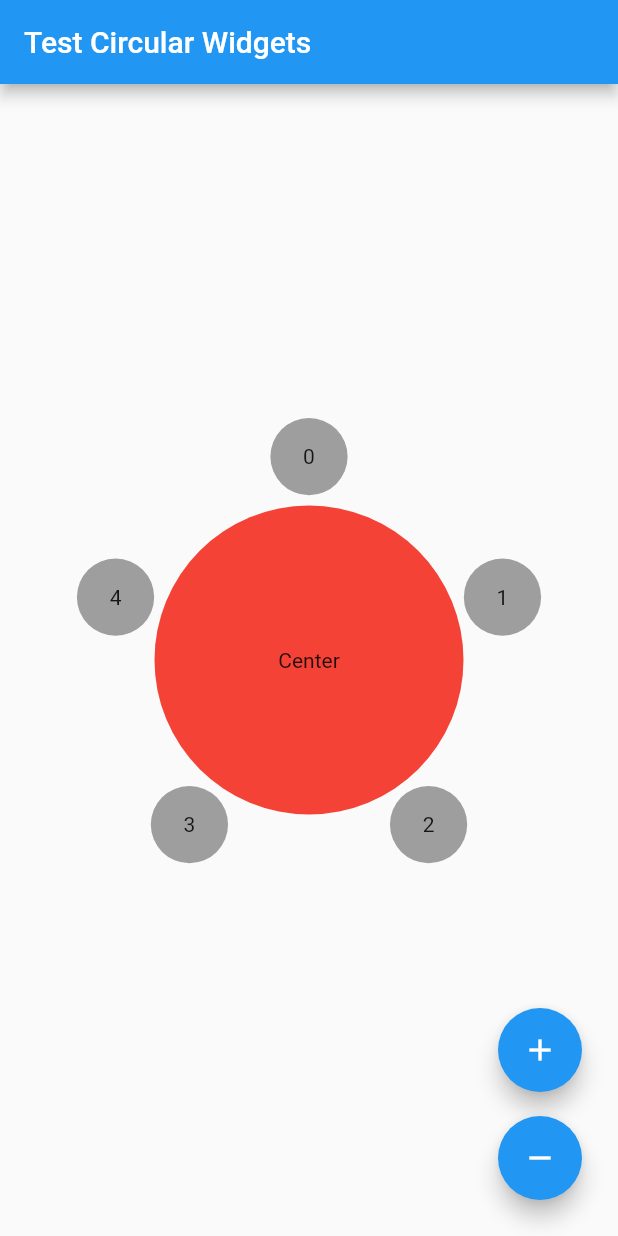
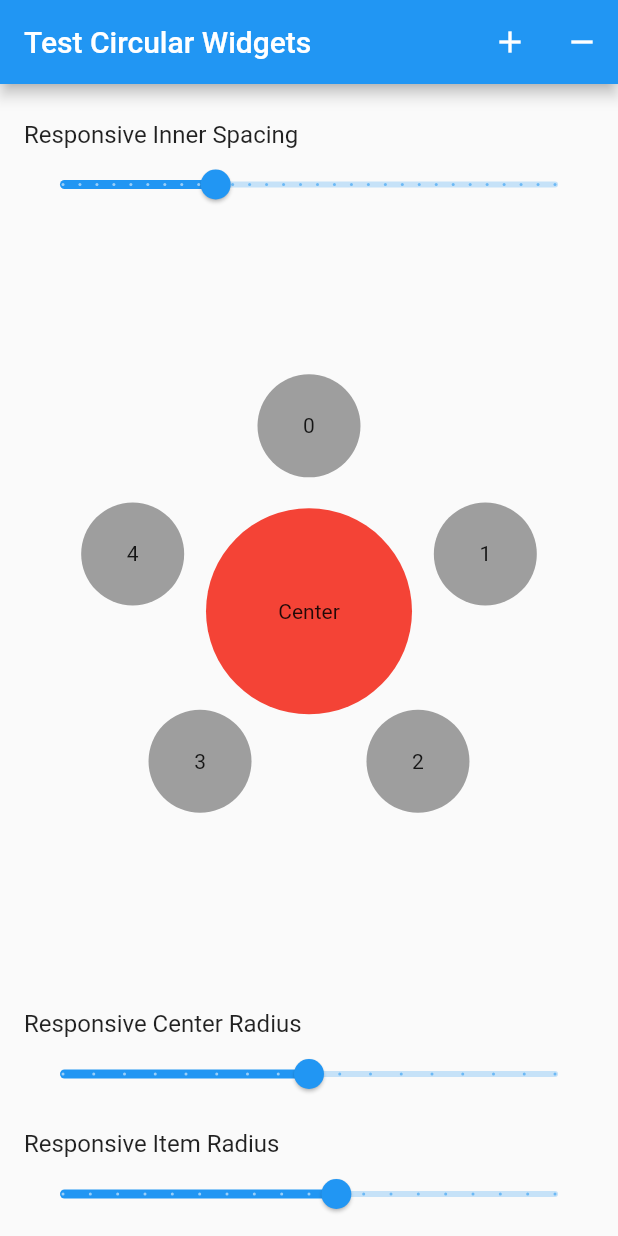
Before and after one commit to Bdaya-Dev/circular-widgets, a Flutter app: the screen it shows after launch, on a phone screen of 412 x 824 dp. Run offline on Flutter 3.47's test engine with Material 2 defaults, Android fonts, the phone set to English and light mode, and no system bars.

```diff
--- a/example/lib/main.dart
+++ b/example/lib/main.dart
@@ -14,7 +14,9 @@ class ExampleWidget extends StatefulWidget {
 
 class _ExampleWidgetState extends State<ExampleWidget> {
   int length = 5;
-
+  double innerSpacingDivider = 10;
+  double radiusOfItemDivider = 6;
+  double centerWidgetRadiusDivider = 3;
   @override
   Widget build(BuildContext context) {
     return MaterialApp(
@@ -22,9 +24,42 @@ class _ExampleWidgetState extends State<ExampleWidget> {
       home: Scaffold(
         appBar: AppBar(
           title: Text('Test Circular Widgets'),
+          actions: <Widget>[
+            IconButton(
+              icon: Icon(Icons.add),
+              onPressed: () {
+                setState(() => length++);
+              },
+            ),
+            IconButton(
+              icon: Icon(Icons.remove),
+              onPressed: () {
+                setState(() => length--);
+              },
+            ),
+          ],
         ),
         // Use Layout builder for responsive behaviour
-        body: LayoutBuilder(
+        body: Column(
+          children: <Widget>[
+            Padding(
+              padding: const EdgeInsets.only(top: 20.0),
+              child: ListTile(
+                title: Text('Responsive Inner Spacing'),
+                subtitle: Slider(
+                  min: 1,
+                  max: 30,
+                  divisions: 29,
+                  label: innerSpacingDivider.toStringAsFixed(2),
+                  value: innerSpacingDivider,
+                  onChanged: (newVal) =>
+                      setState(() => innerSpacingDivider = newVal),
+                ),
+              ),
+            ),
+            //Wrap with Expanded for Layout Builder to work, since it requires bounded width and height
+            Expanded(
+              child: LayoutBuilder(
                 builder: (context, constraints) {
                   var smallestBoundary =
                       min(constraints.maxHeight, constraints.maxWidth);
@@ -37,9 +72,10 @@ class _ExampleWidgetState extends State<ExampleWidget> {
                         color: Colors.grey,
                       );
                     },
-              innerSpacing: smallestBoundary / 30,
-              radiusOfItem: smallestBoundary / 8,
-              centerWidgetRadius: smallestBoundary / 2,
+                    innerSpacing: smallestBoundary / innerSpacingDivider,
+                    radiusOfItem: smallestBoundary / radiusOfItemDivider,
+                    centerWidgetRadius:
+                        smallestBoundary / centerWidgetRadiusDivider,
                     centerWidgetBuilder: (context) {
                       return SingleCircle(
                         txt: 'Center',
@@ -49,34 +85,38 @@ class _ExampleWidgetState extends State<ExampleWidget> {
                   );
                 },
               ),
-        floatingActionButton: Align(
-          alignment: Alignment.bottomRight,
-          child: Column(
-            mainAxisAlignment: MainAxisAlignment.end,
-            crossAxisAlignment: CrossAxisAlignment.end,
-            children: <Widget>[
+            ),
             Padding(
-                padding: const EdgeInsets.all(8.0),
-                child: FloatingActionButton(
-                  heroTag: null,
-                  child: Icon(Icons.add),
-                  onPressed: () {
-                    setState(() => length++);
-                  },
+              padding: const EdgeInsets.only(top: 5.0),
+              child: ListTile(
+                title: Text('Responsive Center Radius'),
+                subtitle: Slider(
+                  min: 1,
+                  max: 5,
+                  divisions: 16,
+                  label: centerWidgetRadiusDivider.toStringAsFixed(2),
+                  value: centerWidgetRadiusDivider,
+                  onChanged: (newVal) =>
+                      setState(() => centerWidgetRadiusDivider = newVal),
+                ),
               ),
             ),
             Padding(
-                padding: const EdgeInsets.all(8.0),
-                child: FloatingActionButton(
-                  heroTag: null,
-                  child: Icon(Icons.remove),
-                  onPressed: () {
-                    setState(() => length--);
-                  },
+              padding: const EdgeInsets.only(top: 5.0),
+              child: ListTile(
+                title: Text('Responsive Item Radius'),
+                subtitle: Slider(
+                  min: 1,
+                  max: 10,
+                  divisions: 18,
+                  label: radiusOfItemDivider.toStringAsFixed(2),
+                  value: radiusOfItemDivider,
+                  onChanged: (newVal) =>
+                      setState(() => radiusOfItemDivider = newVal),
+                ),
               ),
             ),
           ],
-          ),
         ),
       ),
     );
```
Lines whose indentation alone changed are shown as unchanged.
